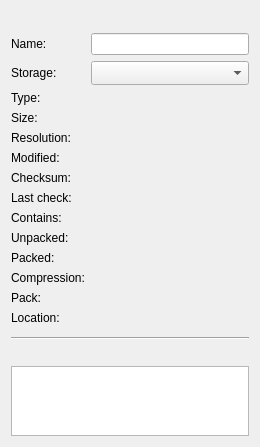
This is packages/rehuco-agent/src/rehuco_agent/rehuco/roots_preview.ui in borco/rehuco as Qt 5 draws it before an edit. The edited form follows.
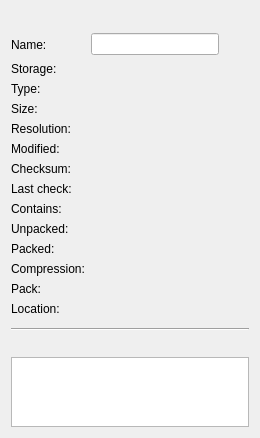
This is the edited form. Custom widgets are drawn as their Qt base class.

Commit message: refs #514: feat: a shareable .rehuco -- a location per root, mappings kept per machine, detected storage

```diff
--- a/packages/rehuco-agent/src/rehuco_agent/rehuco/roots_preview.ui
+++ b/packages/rehuco-agent/src/rehuco_agent/rehuco/roots_preview.ui
@@ -56,11 +56,25 @@
       </widget>
      </item>
      <item row="0" column="1">
-      <widget class="QLineEdit" name="root_name_edit">
-       <property name="toolTip">
-        <string>What the browser shows for this root and what a folder filter addresses. Nothing on disk changes.</string>
-       </property>
-      </widget>
+      <layout class="QHBoxLayout" name="root_name_layout">
+       <item>
+        <widget class="QLineEdit" name="root_name_edit">
+         <property name="toolTip">
+          <string>What the browser shows for this root and what a folder filter addresses. Nothing on disk changes. Left empty, the root shows where it is.</string>
+         </property>
+        </widget>
+       </item>
+       <item>
+        <widget class="QToolButton" name="default_root_name_button">
+         <property name="toolButtonStyle">
+          <enum>Qt::ToolButtonStyle::ToolButtonIconOnly</enum>
+         </property>
+         <property name="autoRaise">
+          <bool>true</bool>
+         </property>
+        </widget>
+       </item>
+      </layout>
      </item>
      <item row="1" column="0">
       <widget class="QLabel" name="root_storage_label">
@@ -73,15 +87,12 @@
       </widget>
      </item>
      <item row="1" column="1">
-      <widget class="QComboBox" name="root_storage_combo">
-       <property name="sizeAdjustPolicy">
-        <enum>QComboBox::SizeAdjustPolicy::AdjustToMinimumContentsLengthWithIcon</enum>
-       </property>
-       <property name="minimumContentsLength">
-        <number>8</number>
-       </property>
+      <widget class="QLabel" name="root_storage_value">
        <property name="toolTip">
-        <string>What this folder lives on. A removable drive or a disc may be away; its resources stay in the catalog.</string>
+        <string>What this folder lives on, as the system reports it. A removable drive or a disc may be away; its resources stay in the catalog.</string>
+       </property>
+       <property name="wordWrap">
+        <bool>true</bool>
        </property>
       </widget>
      </item>
```
Left out of the diff: 3 changed lines with no effect on the pictures. The commit also changes 83 other files.
